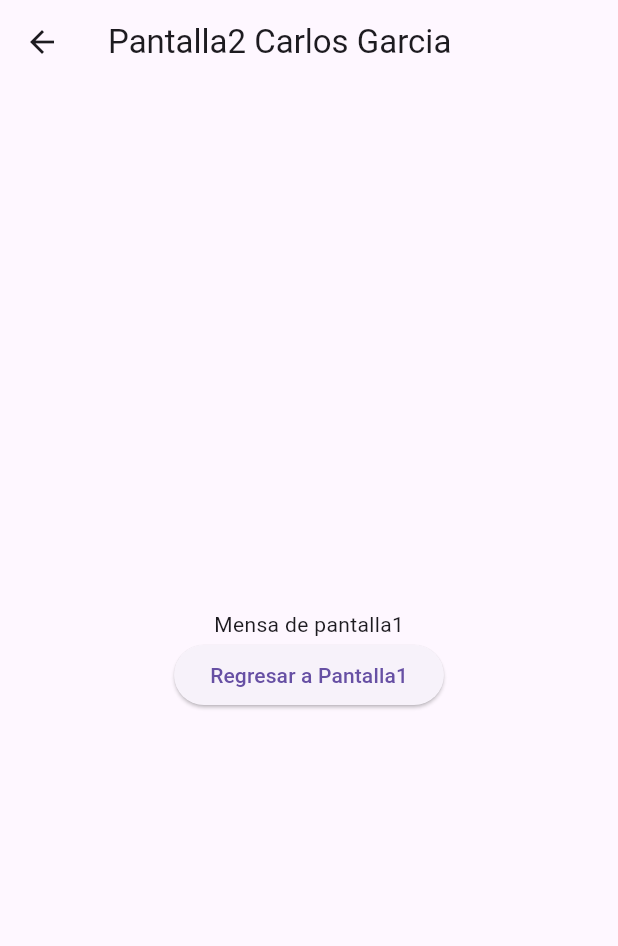
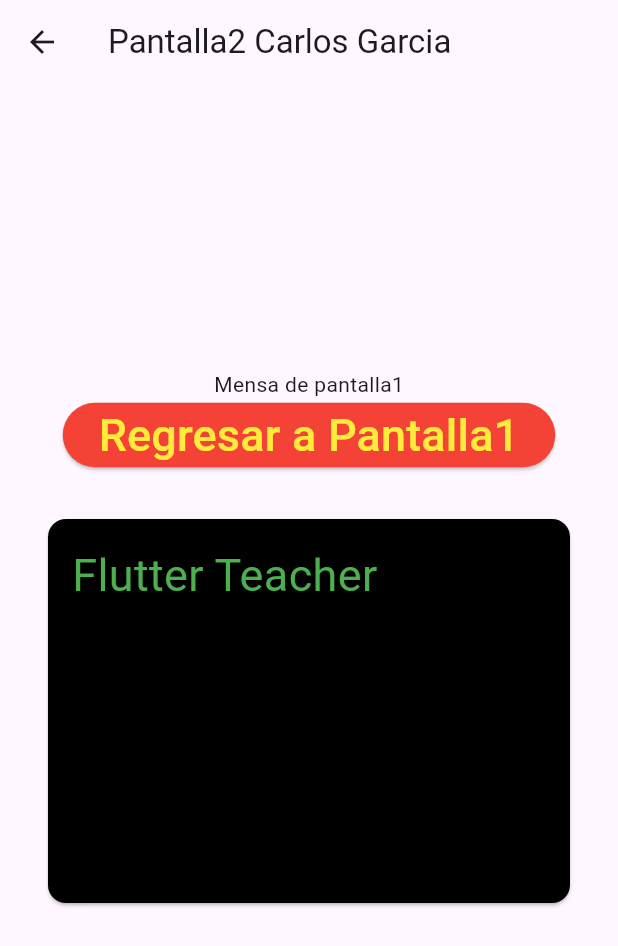
Before and after one commit to GarciaC128/p12_entrepag_6I, a Flutter app: the screen it shows after launch, after a tap on "Vamos a la pantalla 2", on a phone screen of 412 x 824 dp. Shown: the top 946 px of the screen. Run offline on Flutter 3.47's test engine with Material 3 defaults, Android fonts, the phone set to English and light mode, and no system bars.

Commit message:
Update pantalla2.dart

```diff
--- a/lib/pantalla2.dart
+++ b/lib/pantalla2.dart
@@ -16,10 +16,30 @@ class Pantalla2 extends StatelessWidget {
           children: [
             Text(argumento),
             ElevatedButton(
-                child: const Text("Regresar a Pantalla1"),
+                style: ElevatedButton.styleFrom(backgroundColor: Colors.red),
+                child: const Text(
+                  "Regresar a Pantalla1",
+                  style: TextStyle(fontSize: 30, color: Colors.yellow),
+                ),
                 onPressed: () {
                   Navigator.pop(context);
                 }),
+            //  Card with size
+            Container(
+              width: double.infinity,
+              height: 320,
+              child: Card(
+                color: Colors.black,
+                margin: EdgeInsets.all(32),
+                child: Padding(
+                  padding: EdgeInsets.all(16),
+                  child: Text(
+                    'Flutter Teacher',
+                    style: TextStyle(fontSize: 30, color: Colors.green),
+                  ),
+                ),
+              ),
+            ),
           ],
         ),
       ),
```
